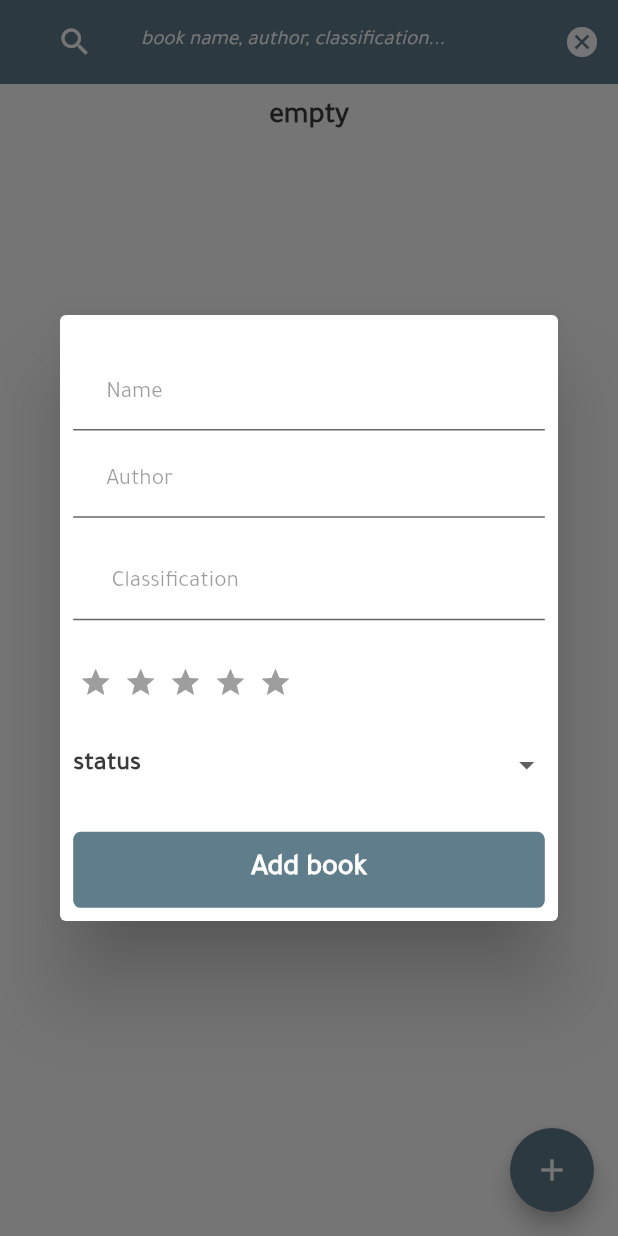
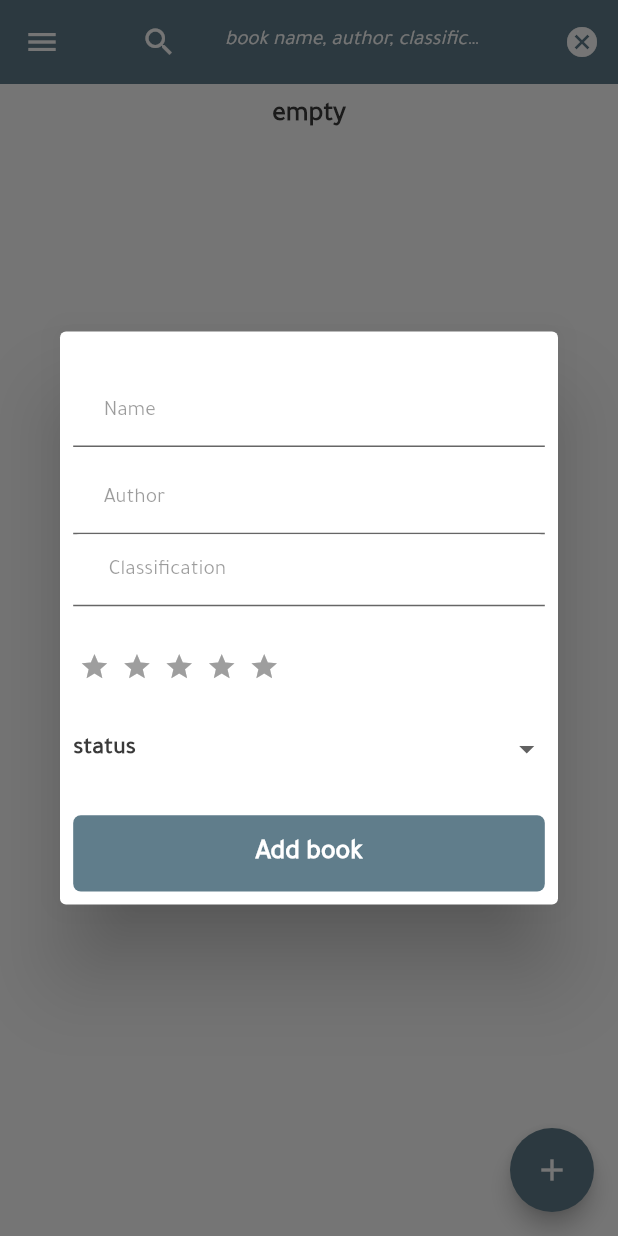
Before and after one commit to mohamedelshmnhory/books, a Flutter app: the screen it shows after launch, after a tap on the "search" icon, after a tap on the "add" icon, on a phone screen of 412 x 824 dp. Run offline on Flutter 3.47's test engine with Material 2 defaults, Android fonts, the phone set to English and light mode, and no system bars; drawn by our look-alikes of flutter_rating_bar; our stand-ins replace bloc, csv, equatable, file_picker, flutter_bloc, flutter_screenutil and 5 more; accounts and stored records are empty.

Commit message:
authors, classifications

```diff
--- a/lib/add_book_form.dart
+++ b/lib/add_book_form.dart
@@ -2,6 +2,7 @@ import 'package:books/bloc/app_bloc/app_bloc.dart';
 import 'package:books/dependencies/dependency_init.dart';
 import 'package:books/styles/size_config.dart';
 import 'package:books/widgets/app_button.dart';
+import 'package:books/widgets/dialogs.dart';
 import 'package:flutter/material.dart';
 import 'package:flutter_rating_bar/flutter_rating_bar.dart';
 
@@ -71,7 +72,7 @@ class _AddBookFormState extends State<AddBookForm> {
               sizedBoxH(20),
               defaultFormField(
                 controller: nameController,
-                type: TextInputType.name,
+                type: TextInputType.text,
                 validate: (String? value) {
                   if (value!.isEmpty) {
                     return emptyError;
@@ -95,10 +96,9 @@ class _AddBookFormState extends State<AddBookForm> {
                 label: 'Author',
                 prefix: null,
               ),
-              sizedBoxH(10),
               SizedBox(
                 height:
-                    widget.appBloc.authors.isEmpty ? 0 : SizeConfig.getH(30),
+                    widget.appBloc.authors.isEmpty ? 0 : SizeConfig.getH(50),
                 child: ListView.separated(
                   scrollDirection: Axis.horizontal,
                   itemCount: widget.appBloc.authors.length,
@@ -110,6 +110,8 @@ class _AddBookFormState extends State<AddBookForm> {
                         authorController.text = author;
                       },
                       child: Container(
+                        margin:
+                            EdgeInsets.symmetric(vertical: SizeConfig.getH(10)),
                         padding: EdgeInsets.symmetric(
                             horizontal: SizeConfig.getW(20),
                             vertical: SizeConfig.getH(5)),
@@ -129,10 +131,10 @@ class _AddBookFormState extends State<AddBookForm> {
                       sizedBoxW(5),
                 ),
               ),
-              sizedBoxH(10),
+
               defaultFormField(
                 controller: classificationController,
-                type: TextInputType.name,
+                type: TextInputType.text,
                 validate: (String? value) {
                   // if (value!.isEmpty) {
                   //   return emptyError;
@@ -156,7 +158,10 @@ class _AddBookFormState extends State<AddBookForm> {
                         widget.appBloc.classifications[index];
                     return GestureDetector(
                       onTap: () {
-                        classificationController.text = classification;
+                        if (!classificationController.text
+                            .contains(classification)) {
+                          classificationController.text += ' ' + classification.trim();
+                        }
                       },
                       child: Container(
                         padding: EdgeInsets.symmetric(
@@ -240,11 +245,20 @@ class _AddBookFormState extends State<AddBookForm> {
               AppButton(
                 function: () {
                   if (formKey.currentState!.validate()) {
+                    if (widget.appBloc.books.any((book) {
+                      if (widget.book != null && book.id == widget.book?.id) {
+                        return false;
+                      }
+                      return book.name?.trim().toLowerCase() ==
+                          nameController.text.trim().toLowerCase();
+                    })) {
+                      return alert(context);
+                    }
                     if (widget.book == null) {
                       Book bk = Book(
-                        name: nameController.text,
-                        author: authorController.text,
-                        classification: classificationController.text,
+                        name: nameController.text.trim(),
+                        author: authorController.text.trim(),
+                        classification: classificationController.text.trim(),
                         status: statusId,
                         rate: rate,
                         numberOfReads: 0,
@@ -257,10 +271,10 @@ class _AddBookFormState extends State<AddBookForm> {
                         // showRateDialog(context, bk);
                       });
                     } else {
-                      widget.book?.name = nameController.text;
-                      widget.book?.author = authorController.text;
+                      widget.book?.name = nameController.text.trim();
+                      widget.book?.author = authorController.text.trim();
                       widget.book?.classification =
-                          classificationController.text;
+                          classificationController.text.trim();
                       widget.book?.rate = rate;
                       widget.book?.status = statusId;
                       widget.book?.date = DateTime.now().toString();
--- a/lib/bloc/app_bloc/app_bloc.dart
+++ b/lib/bloc/app_bloc/app_bloc.dart
@@ -2,9 +2,11 @@ import 'dart:io';
 
 import 'package:bloc/bloc.dart';
 import 'package:equatable/equatable.dart';
+import 'package:flutter/material.dart';
 import 'package:injectable/injectable.dart';
 
 import '../../local_storage.dart';
+import '../../main.dart';
 import '../../models/book_model.dart';
 import '../../utils/backup/storage.dart';
 
@@ -17,51 +19,101 @@ class AppBloc extends Bloc<AppEvent, AppState> {
     on<AppEvent>((event, emit) async {
       if (event is GetBooksFromDB) {
         await _getBooksFromDB(emit);
+      } else if (event is FilterByClassification) {
+        _filterByClassification(emit, event);
+      } else if (event is FilterByAuthor) {
+        _filterByAuthor(emit, event);
       }
     });
   }
 
   final Storage storage;
-  List<Book> books = [];
+  List<Book> _books = [];
   List<Book> searchBooks = [];
   List<String> authors = [];
   List<String> classifications = [];
+  String filter = 'All';
+  Icon customIcon = const Icon(Icons.search);
+  Widget customSearchBar = const Text(appName);
+
+  List<Book> get books => _books;
+
+  void _filterByAuthor(Emitter<AppState> emit, FilterByAuthor event) {
+    emit(GetBooksLoading());
+    filter = event.author;
+    searchBooks = _books.where((book) {
+      if (book.author == null) {
+        return false;
+      }
+      return book.author!.contains(event.author);
+    }).toList();
+    emit(GetBooksSuccess());
+  }
+
+  void _filterByClassification(
+      Emitter<AppState> emit, FilterByClassification event) {
+    emit(GetBooksLoading());
+    filter = event.classification;
+    searchBooks = _books.where((book) {
+      if (book.classification == null) {
+        return false;
+      }
+      return book.classification!.contains(event.classification);
+    }).toList();
+    emit(GetBooksSuccess());
+  }
+
+  void cleatSearch() {
+    searchBooks.clear();
+    filter = 'All';
+    customIcon = const Icon(Icons.search);
+    customSearchBar = const Text(appName);
+  }
 
   Future<void> _getBooksFromDB(Emitter<AppState> emit) async {
     emit(GetBooksLoading());
+    authors = [];
+    classifications = [];
     await DBHelper.getData(booksT).then((dataList) {
-      books = dataList.map((e) => Book.fromMap(e)).toList();
-      books.sort((a, b) => b.date!.compareTo(a.date!));
-      for (var element in books) {
+      _books = dataList.map((e) => Book.fromMap(e)).toList();
+      _books.sort((a, b) => b.date!.compareTo(a.date!));
+      for (var element in _books) {
         if (!authors.contains(element.author!)) {
           authors.add(element.author!);
         }
-        if (element.classification != null &&
-            !classifications.contains(element.classification!)) {
-          classifications.add(element.classification!);
+        if (element.classification != '' &&
+            element.classification != null &&
+            !classifications.contains(element.classification!.split(' ')[0])) {
+          classifications.addAll(element.classification!.split(' '));
         }
       }
     });
-    if (books.isNotEmpty) {
+    if (_books.isNotEmpty) {
       emit(GetBooksSuccess());
     }
   }
 
   Future<File> saveBooksToFile() {
-    return storage.writeBooks(books);
+    return storage.writeBooks(_books);
   }
 
   Future readBooks() async {
     List<Book> importedBooks = await storage.readBooks();
-    books = importedBooks;
-    for (var element in books) {
+    _books = importedBooks;
+    DBHelper.deleteDatabase();
+    for (var element in _books) {
       DBHelper.insert(booksT, element);
     }
+    add(GetBooksFromDB());
   }
 
-  void readBooksFromFilePicker() async {
+  Future readBooksFromFilePicker() async {
     var importedBooks = await storage.readFromFilePicker();
-
-    books = importedBooks;
+    _books = importedBooks;
+    DBHelper.deleteDatabase();
+    for (var element in _books) {
+      DBHelper.insert(booksT, element);
+    }
+    add(GetBooksFromDB());
   }
 }
--- a/lib/bloc/app_bloc/app_event.dart
+++ b/lib/bloc/app_bloc/app_event.dart
@@ -8,3 +8,19 @@ class GetBooksFromDB extends AppEvent {
   @override
   List<Object?> get props => [];
 }
+
+class FilterByClassification extends AppEvent {
+  final String classification;
+  const FilterByClassification(this.classification);
+
+  @override
+  List<Object?> get props => [classification];
+}
+
+class FilterByAuthor extends AppEvent {
+  final String author;
+  const FilterByAuthor(this.author);
+
+  @override
+  List<Object?> get props => [author];
+}
--- a/lib/home_screen.dart
+++ b/lib/home_screen.dart
@@ -2,7 +2,6 @@ import 'package:books/bloc/app_bloc/app_bloc.dart';
 import 'package:books/styles/colors.dart';
 import 'package:books/styles/size_config.dart';
 import 'package:books/widgets/backup_dialog.dart';
-import 'package:flutter/foundation.dart';
 import 'package:flutter/material.dart';
 import 'package:flutter_bloc/flutter_bloc.dart';
 
@@ -23,8 +22,6 @@ class MyHomePage extends StatefulWidget {
 class _MyHomePageState extends State<MyHomePage> {
   AppBloc appBloc = getIt<AppBloc>();
   int selectedStatus = 0;
-  Icon customIcon = const Icon(Icons.search);
-  Widget customSearchBar = const Text(appName);
 
   @override
   void initState() {
@@ -36,14 +33,17 @@ class _MyHomePageState extends State<MyHomePage> {
   Widget build(BuildContext context) {
     return Scaffold(
       appBar: AppBar(
-        title: customIcon.icon == Icons.search ? gestureTitle : customSearchBar,
+        title: appBloc.customIcon.icon == Icons.search
+            ? gestureTitle
+            : appBloc.customSearchBar,
         actions: [
           IconButton(
               onPressed: () {
                 setState(() {
-                  if (customIcon.icon == Icons.search) {
-                    customIcon = const Icon(Icons.cancel);
-                    customSearchBar = ListTile(
+                  if (appBloc.customIcon.icon == Icons.search) {
+                    appBloc.customIcon = const Icon(Icons.cancel);
+                    appBloc.filter = 'All';
+                    appBloc.customSearchBar = ListTile(
                       leading: const Icon(Icons.search, color: white),
                       title: TextField(
                         onChanged: (value) {
@@ -67,12 +67,13 @@ class _MyHomePageState extends State<MyHomePage> {
                       ),
                     );
                   } else {
-                    customIcon = const Icon(Icons.search);
-                    customSearchBar = const Text(appName);
+                    appBloc.searchBooks.clear();
+                    appBloc.customIcon = const Icon(Icons.search);
+                    appBloc.customSearchBar = const Text(appName);
                   }
                 });
               },
-              icon: customIcon)
+              icon: appBloc.customIcon)
         ],
       ),
       body: GestureDetector(
@@ -91,14 +92,20 @@ class _MyHomePageState extends State<MyHomePage> {
             });
           }
         },
-        child: Column(
+        child: BlocConsumer<AppBloc, AppState>(
+          bloc: appBloc,
+          listener: (context, state) {},
+          builder: (context, state) {
+            return Column(
               children: [
                 Visibility(
-              visible: customIcon.icon == Icons.search,
+                  visible: appBloc.searchBooks.isEmpty &&
+                      appBloc.customIcon.icon == Icons.search,
                   child: Column(
                     children: [
                       sizedBoxH(15),
-                  Wrap(
+                      Row(
+                        mainAxisAlignment: MainAxisAlignment.spaceEvenly,
                         children: [
                           ...List.generate(
                             statusList.length,
@@ -116,9 +123,10 @@ class _MyHomePageState extends State<MyHomePage> {
                                     vertical: SizeConfig.getH(5)),
                                 decoration: BoxDecoration(
                                   border: Border.all(color: mainColor),
-                              borderRadius: BorderRadius.circular(25),
-                              color:
-                                  selectedStatus == index ? mainColor : white,
+                                  borderRadius: BorderRadius.circular(15),
+                                  color: selectedStatus == index
+                                      ? mainColor
+                                      : white,
                                 ),
                                 child: Text(
                                   statusList[index].title ?? '',
@@ -141,22 +149,96 @@ class _MyHomePageState extends State<MyHomePage> {
                 ),
                 sizedBoxH(10),
                 Expanded(
-              child: BlocConsumer<AppBloc, AppState>(
-                bloc: appBloc,
-                listener: (context, state) {},
-                builder: (context, state) {
-                  return ListBooksSection(
-                      books: customIcon.icon != Icons.search
+                  child: ListBooksSection(
+                      books: appBloc.searchBooks.isNotEmpty ||
+                              appBloc.customIcon.icon != Icons.search
                           ? appBloc.searchBooks
                           : appBloc.books
                               .where((book) => book.status == selectedStatus)
                               .toList(),
                       appBloc: appBloc,
-                      title: 'Reading');
+                      title: 'Reading'),
+                ),
+              ],
+            );
           },
         ),
       ),
+      drawer: Drawer(
+        child: SafeArea(
+          child: SingleChildScrollView(
+            physics: const BouncingScrollPhysics(),
+            child: BlocConsumer<AppBloc, AppState>(
+              bloc: appBloc,
+              listener: (context, state) {},
+              builder: (context, state) {
+                return Column(
+                  crossAxisAlignment: CrossAxisAlignment.stretch,
+                  children: [
+                    sizedBoxH(20),
+                    ElevatedButton(
+                      onPressed: () {
+                        setState(() {
+                          appBloc.cleatSearch();
+                        });
+                        Navigator.pop(context);
+                      },
+                      child: const Text('All'),
+                      style: ButtonStyle(
+                          backgroundColor: MaterialStateProperty.all(
+                              appBloc.filter == 'All'
+                                  ? mainColor
+                                  : mainColor.withOpacity(.3))),
+                    ),
+                    ExpansionTile(
+                      title: const Text('Authors'),
+                      children: [
+                        ...List.generate(
+                            appBloc.authors.length,
+                            (index) => ElevatedButton(
+                                  onPressed: () {
+                                    appBloc.add(FilterByAuthor(
+                                        appBloc.authors[index]));
+                                    Navigator.pop(context);
+                                  },
+                                  child: Text(appBloc.authors[index]),
+                                  style: ButtonStyle(
+                                      backgroundColor:
+                                          MaterialStateProperty.all(
+                                              appBloc.filter ==
+                                                      appBloc.authors[index]
+                                                  ? mainColor
+                                                  : mainColor.withOpacity(.5))),
+                                ))
                       ],
+                    ),
+                    ExpansionTile(
+                      title: const Text('Classifications'),
+                      children: [
+                        ...List.generate(
+                            appBloc.classifications.length,
+                            (index) => ElevatedButton(
+                                  onPressed: () {
+                                    appBloc.add(FilterByClassification(
+                                        appBloc.classifications[index]));
+                                    Navigator.pop(context);
+                                  },
+                                  child: Text(appBloc.classifications[index]),
+                                  style: ButtonStyle(
+                                      backgroundColor:
+                                          MaterialStateProperty.all(appBloc
+                                                      .filter ==
+                                                  appBloc.classifications[index]
+                                              ? mainColor
+                                              : mainColor.withOpacity(.5))),
+                                ))
+                      ],
+                    ),
+                  ],
+                );
+              },
+            ),
+          ),
         ),
       ),
       floatingActionButton: FloatingActionButton(
--- a/lib/local_storage.dart
+++ b/lib/local_storage.dart
@@ -19,6 +19,11 @@ class DBHelper {
     return db.insert(table, book.toMap());
   }
 
+  static Future deleteDatabase() async {
+    final dbPath = await sql.getDatabasesPath();
+    return sql.deleteDatabase(path.join(dbPath, 'books.db'));
+  }
+
   static Future<List<Map<String, dynamic>>> getData(String table) async {
     final db = await DBHelper.database();
     return db.query(table);
--- a/lib/main.dart
+++ b/lib/main.dart
@@ -21,12 +21,15 @@ class MyApp extends StatelessWidget {
   Widget build(BuildContext context) {
     return ScreenUtilInit(
         designSize: const Size(375, 812),
+        minTextAdapt: true,
+        splitScreenMode: true,
         builder: (context) {
           return BlocProvider(
             create: (context) => getIt<AppBloc>(),
             child: MaterialApp(
               title: appName,
               theme: lightTheme,
+              useInheritedMediaQuery: true,
               home: const MyHomePage(),
               debugShowCheckedModeBanner: false,
             ),
--- a/lib/styles/themes.dart
+++ b/lib/styles/themes.dart
@@ -46,7 +46,7 @@ ThemeData lightTheme = ThemeData(
     ),
     headline4: TextStyle(
       color: mainColor,
-      fontSize: SizeConfig.getFontSize(20),
+      fontSize: SizeConfig.getFontSize(16),
       fontFamily: 'NeoSansArabic',
     ),
     headline5: TextStyle(
--- a/lib/widgets/backup_dialog.dart
+++ b/lib/widgets/backup_dialog.dart
@@ -41,7 +41,9 @@ class BackupDialog extends StatelessWidget {
           child: const Text('Share csv'),
         ),
         TextButton(
-          onPressed: () => appBloc.readBooksFromFilePicker(),
+          onPressed: () => appBloc.readBooksFromFilePicker().then((value) {
+            doneAlert(context);
+          }),
           child: const Text('File Picker'),
         ),
       ],
```
Also changed, not shown: lib/widgets/dialogs.dart (+17 -0 lines). Lines whose indentation alone changed are shown as unchanged.
